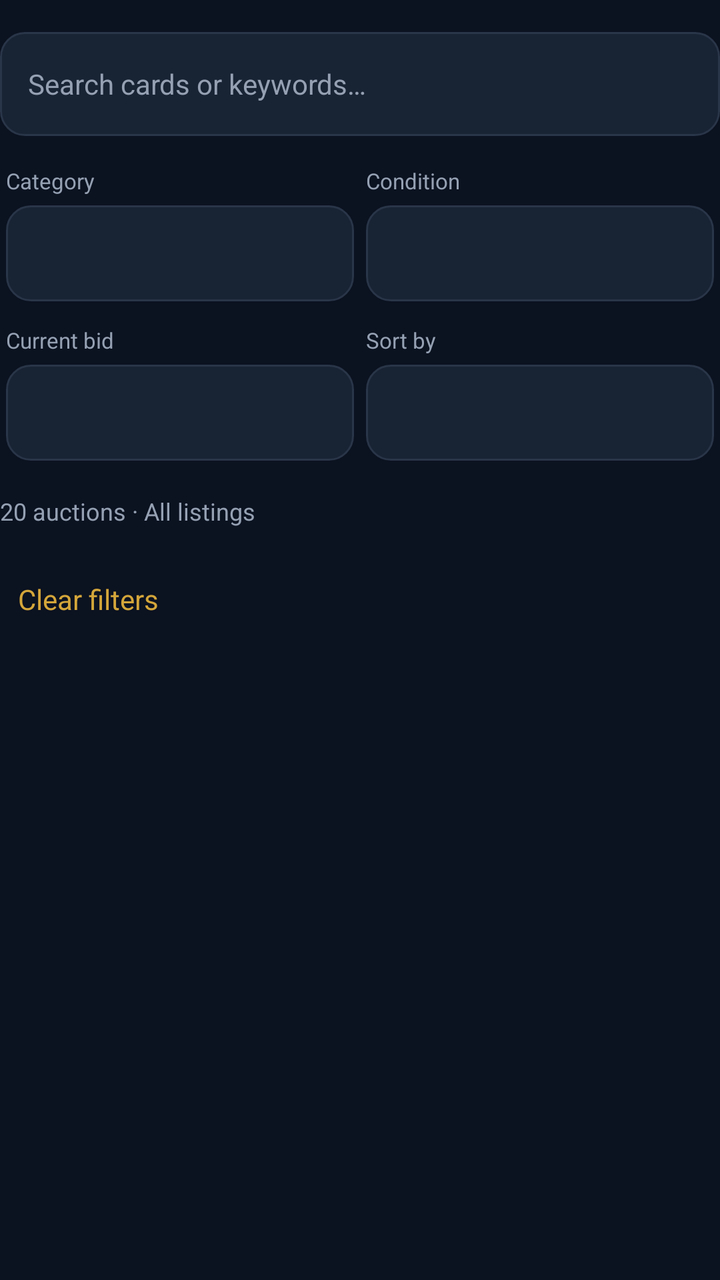
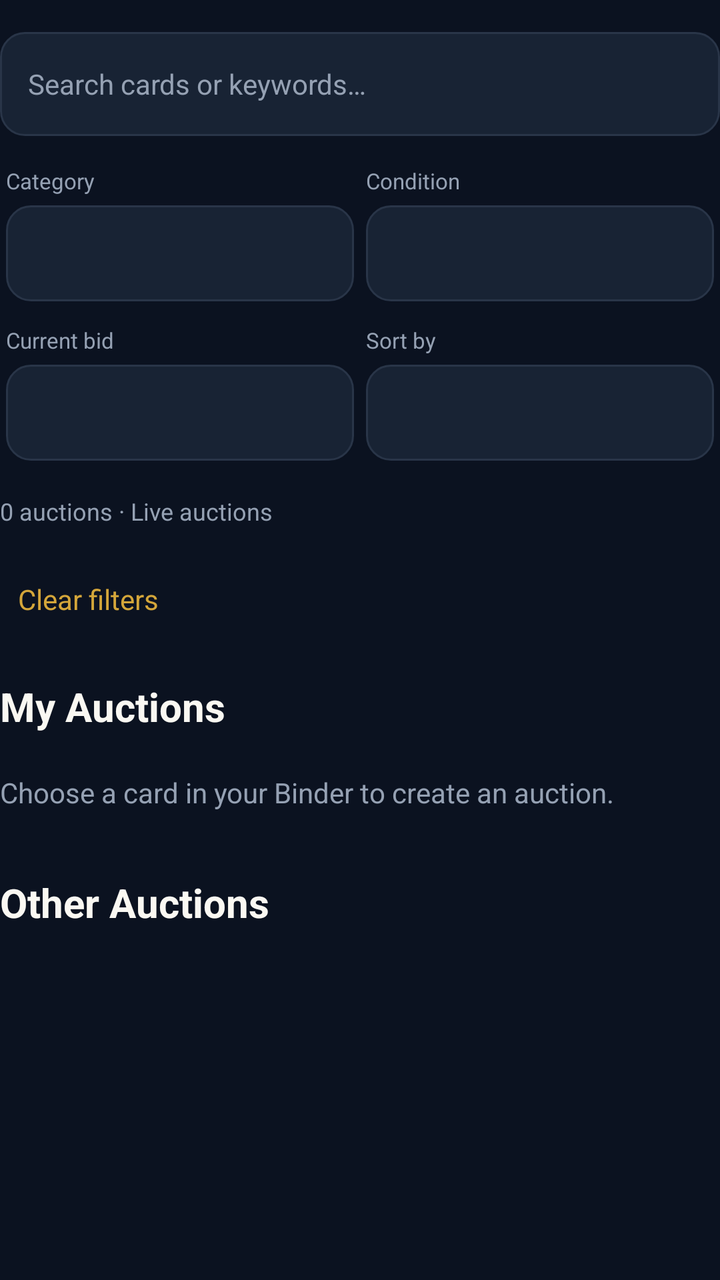

Screens rendered from an Android XML layout before and after an edit, with the pre-edit source and the edit as a unified diff.
<!-- AndroidManifest.xml: application theme Theme.Deckbid -->
<!-- res/layout/view_auctions.xml -->
<?xml version="1.0" encoding="utf-8"?>
<LinearLayout xmlns:android="http://schemas.android.com/apk/res/android"
    android:layout_width="match_parent"
    android:layout_height="wrap_content"
    android:orientation="vertical">
    <EditText
        android:id="@+id/auction_search"
        android:layout_width="match_parent"
        android:layout_height="52dp"
        android:layout_marginTop="16dp"
        android:padding="14dp"
        android:background="@drawable/input_background"
        android:hint="Search cards or keywords…"
        android:textColor="#FAF8F2"
        android:textColorHint="#95A1B3"
        android:textSize="14sp"
        android:singleLine="true"
        android:inputType="text"/>
    <LinearLayout
        android:layout_width="match_parent"
        android:layout_height="wrap_content"
        android:orientation="horizontal"
        android:gravity="center_vertical"
        android:layout_marginTop="12dp">
        <LinearLayout
            android:layout_width="0dp"
            android:layout_height="wrap_content"
            android:layout_weight="1"
            android:orientation="vertical"
            android:layout_margin="3dp">
            <TextView
                android:layout_width="match_parent"
                android:layout_height="wrap_content"
                android:text="Category"
                android:textSize="11sp"
                android:textColor="#95A1B3"
                android:layout_marginBottom="5dp"/>
            <Spinner
                android:id="@+id/auction_category"
                android:layout_width="match_parent"
                android:layout_height="48dp"
                android:background="@drawable/input_background"
                android:popupBackground="#182334"
                android:spinnerMode="dropdown"/>
        </LinearLayout>
        <LinearLayout
            android:layout_width="0dp"
            android:layout_height="wrap_content"
            android:layout_weight="1"
            android:orientation="vertical"
            android:layout_margin="3dp">
            <TextView
                android:layout_width="match_parent"
                android:layout_height="wrap_content"
                android:text="Condition"
                android:textSize="11sp"
                android:textColor="#95A1B3"
                android:layout_marginBottom="5dp"/>
            <Spinner
                android:id="@+id/auction_condition"
                android:layout_width="match_parent"
                android:layout_height="48dp"
                android:background="@drawable/input_background"
                android:popupBackground="#182334"
                android:spinnerMode="dropdown"/>
        </LinearLayout>
    </LinearLayout>
    <LinearLayout
        android:layout_width="match_parent"
        android:layout_height="wrap_content"
        android:orientation="horizontal"
        android:gravity="center_vertical"
        android:layout_marginTop="6dp">
        <LinearLayout
            android:layout_width="0dp"
            android:layout_height="wrap_content"
            android:layout_weight="1"
            android:orientation="vertical"
            android:layout_margin="3dp">
            <TextView
                android:layout_width="match_parent"
                android:layout_height="wrap_content"
                android:text="Current bid"
                android:textSize="11sp"
                android:textColor="#95A1B3"
                android:layout_marginBottom="5dp"/>
            <Spinner
                android:id="@+id/auction_price"
                android:layout_width="match_parent"
                android:layout_height="48dp"
                android:background="@drawable/input_background"
                android:popupBackground="#182334"
                android:spinnerMode="dropdown"/>
        </LinearLayout>
        <LinearLayout
            android:layout_width="0dp"
            android:layout_height="wrap_content"
            android:layout_weight="1"
            android:orientation="vertical"
            android:layout_margin="3dp">
            <TextView
                android:layout_width="match_parent"
                android:layout_height="wrap_content"
                android:text="Sort by"
                android:textSize="11sp"
                android:textColor="#95A1B3"
                android:layout_marginBottom="5dp"/>
            <Spinner
                android:id="@+id/auction_sort"
                android:layout_width="match_parent"
                android:layout_height="48dp"
                android:background="@drawable/input_background"
                android:popupBackground="#182334"
                android:spinnerMode="dropdown"/>
        </LinearLayout>
    </LinearLayout>
    <TextView
        android:id="@+id/auction_result_count"
        android:layout_width="match_parent"
        android:layout_height="wrap_content"
        android:text="20 auctions · All listings"
        android:textSize="12sp"
        android:textColor="#95A1B3"
        android:layout_marginTop="14dp"
        android:layout_marginBottom="12dp"/>
    <Button
        android:id="@+id/auction_clear"
        android:layout_width="wrap_content"
        android:layout_height="48dp"
        android:background="@android:color/transparent"
        android:text="Clear filters"
        android:textColor="#D4A63A"
        android:textAllCaps="false"/>
    <GridLayout
        android:id="@+id/auction_grid"
        android:layout_width="match_parent"
        android:layout_height="wrap_content"
        android:columnCount="2"/>
    <TextView
        android:id="@+id/auction_empty"
        android:layout_width="match_parent"
        android:layout_height="wrap_content"
        android:text="No auctions match these filters."
        android:textSize="14sp"
        android:textColor="#95A1B3"
        android:visibility="gone"
        android:padding="20dp"
        android:gravity="center"/>
</LinearLayout>
<!-- resources referenced by this layout -->
<resources>
  <!-- drawable input_background (drawable) -->
  <?xml version="1.0" ?>
  <shape xmlns:android="http://schemas.android.com/apk/res/android" android:shape="rectangle">
      <solid android:color="@color/surface"/>
      <corners android:radius="12dp"/>
      <stroke
          android:width="1dp"
          android:color="@color/border"/>
  </shape>
  <style name="Theme.Deckbid" parent="android:style/Theme.Material.NoActionBar">
          <item name="android:fontFamily">sans-serif</item>
          <item name="android:colorAccent">#D4A63A</item>
          <item name="android:windowBackground">#0B1220</item>
          <item name="android:statusBarColor">#0B1220</item>
          <item name="android:navigationBarColor">#0B1220</item>
          <item name="android:windowLightStatusBar">false</item>
          <item name="android:colorBackground">#0B1220</item>
          <item name="android:windowAnimationStyle">@null</item>
      </style>
  <color name="surface">#182334</color>
  <color name="border">#293548</color>
</resources>

<!-- the commit's change to res/layout/view_auctions.xml (unified diff, before → after) -->
@@ -118,7 +118,7 @@
         android:id="@+id/auction_result_count"
         android:layout_width="match_parent"
         android:layout_height="wrap_content"
-        android:text="20 auctions · All listings"
+        android:text="0 auctions · Live auctions"
         android:textSize="12sp"
         android:textColor="#95A1B3"
         android:layout_marginTop="14dp"
@@ -131,6 +131,10 @@
         android:text="Clear filters"
         android:textColor="#D4A63A"
         android:textAllCaps="false"/>
+    <TextView android:id="@+id/my_auctions_title" android:layout_width="match_parent" android:layout_height="wrap_content" android:layout_marginTop="16dp" android:layout_marginBottom="12dp" android:text="My Auctions" android:textColor="#FAF8F2" android:textSize="20sp" android:textStyle="bold"/>
+    <LinearLayout android:id="@+id/my_auction_rows" android:layout_width="match_parent" android:layout_height="wrap_content" android:orientation="vertical"/>
+    <TextView android:id="@+id/my_auctions_empty" android:layout_width="match_parent" android:layout_height="wrap_content" android:text="Choose a card in your Binder to create an auction." android:textColor="#95A1B3" android:paddingTop="8dp" android:paddingBottom="16dp"/>
+    <TextView android:layout_width="match_parent" android:layout_height="wrap_content" android:layout_marginTop="16dp" android:layout_marginBottom="12dp" android:text="Other Auctions" android:textColor="#FAF8F2" android:textSize="20sp" android:textStyle="bold"/>
     <GridLayout
         android:id="@+id/auction_grid"
         android:layout_width="match_parent"
